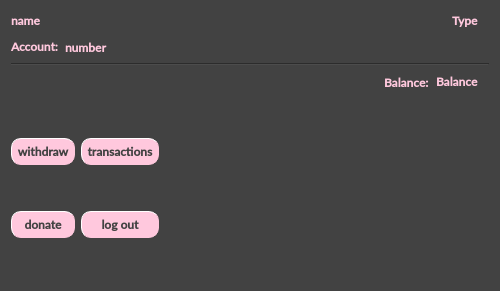
This is bankautomat/mainmenu.ui in bank-2022/group11 as Qt 5 draws it before an edit. The edited form follows.
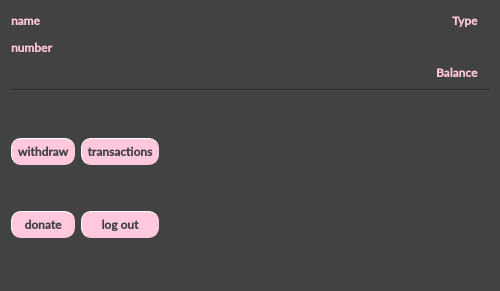
This is the edited form.

Patch:
```diff
--- a/bankautomat/mainmenu.ui
+++ b/bankautomat/mainmenu.ui
@@ -288,23 +288,6 @@
       <layout class="QVBoxLayout" name="verticalLayout_3">
        <item>
         <layout class="QHBoxLayout" name="horizontalLayout_3">
-         <item>
-          <widget class="QLabel" name="label_2">
-           <property name="sizePolicy">
-            <sizepolicy hsizetype="Fixed" vsizetype="Fixed">
-             <horstretch>0</horstretch>
-             <verstretch>0</verstretch>
-            </sizepolicy>
-           </property>
-           <property name="styleSheet">
-            <string notr="true">color: rgb(255, 200, 221);
-font: 63 10pt &quot;Lato Semibold&quot;;</string>
-           </property>
-           <property name="text">
-            <string>Account:</string>
-           </property>
-          </widget>
-         </item>
          <item>
           <widget class="QLabel" name="accountNumberLabel">
            <property name="sizePolicy">
@@ -339,13 +322,6 @@
        </item>
        <item>
         <layout class="QVBoxLayout" name="verticalLayout_2">
-         <item>
-          <widget class="Line" name="line_3">
-           <property name="orientation">
-            <enum>Qt::Horizontal</enum>
-           </property>
-          </widget>
-         </item>
          <item>
           <layout class="QVBoxLayout" name="verticalLayout">
            <item>
@@ -366,17 +342,6 @@
                </property>
               </spacer>
              </item>
-             <item>
-              <widget class="QLabel" name="label">
-               <property name="styleSheet">
-                <string notr="true">color: rgb(255, 200, 221);
-font: 63 10pt &quot;Lato Semibold&quot;;</string>
-               </property>
-               <property name="text">
-                <string>Balance:</string>
-               </property>
-              </widget>
-             </item>
              <item>
               <widget class="QLabel" name="balanceLabel">
                <property name="sizePolicy">
@@ -412,6 +377,13 @@
              </item>
             </layout>
            </item>
+           <item>
+            <widget class="Line" name="line_3">
+             <property name="orientation">
+              <enum>Qt::Horizontal</enum>
+             </property>
+            </widget>
+           </item>
            <item>
             <layout class="QHBoxLayout" name="horizontalLayout">
              <item>
```
Left out of the diff: 2 changed lines with no effect on the pictures.
